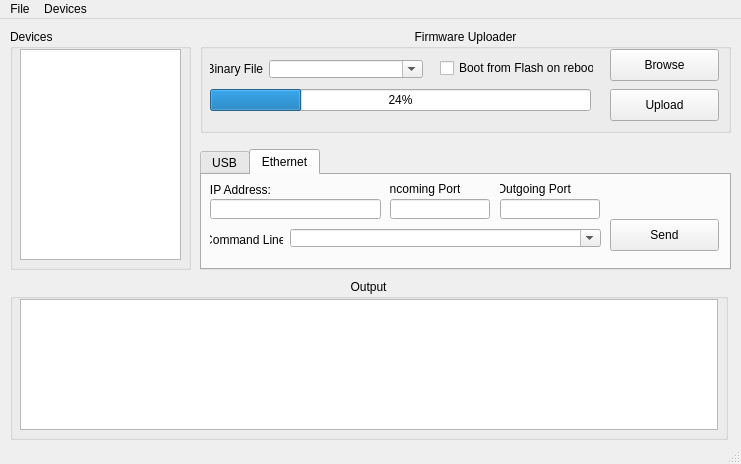
This is mchelper/branches/multiboard_support/mchelper.ui in makingthings/makecontroller as Qt 5 draws it before an edit. The edited form follows.
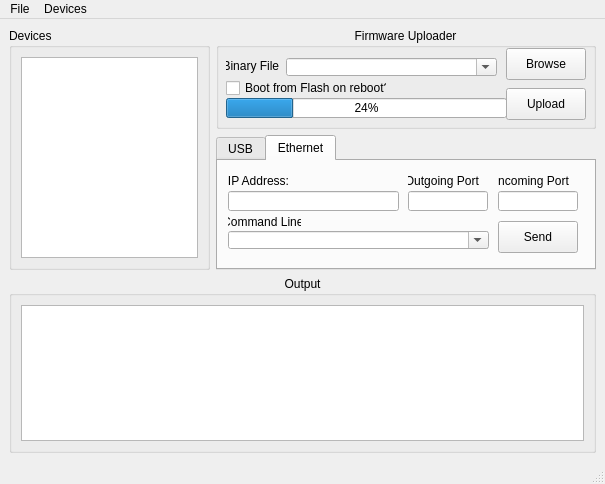
This is the edited form. The open tabs and pages were chosen to show the change.

Commit message: *) Added a functioning BoardListModel and QtListView to show a sample set of boards to a list *) reworked the UI to add a "Devices" list and set it up so that everything scales properly when the main window is resized

Diff of the .ui file:
```diff
--- a/mchelper/branches/multiboard_support/mchelper.ui
+++ b/mchelper/branches/multiboard_support/mchelper.ui
@@ -5,8 +5,8 @@
    <rect>
     <x>0</x>
     <y>0</y>
-    <width>741</width>
-    <height>464</height>
+    <width>605</width>
+    <height>484</height>
    </rect>
   </property>
   <property name="sizePolicy" >
@@ -21,29 +21,37 @@
    <string>Make Controller Helper</string>
   </property>
   <widget class="QWidget" name="centralwidget" >
+   <layout class="QVBoxLayout" >
+    <property name="margin" >
+     <number>9</number>
+    </property>
+    <property name="spacing" >
+     <number>6</number>
+    </property>
+    <item>
+     <layout class="QGridLayout" >
+      <property name="margin" >
+       <number>0</number>
+      </property>
+      <property name="spacing" >
+       <number>6</number>
+      </property>
+      <item row="1" column="1" >
    <widget class="QTabWidget" name="tabWidget" >
-    <property name="geometry" >
-     <rect>
-      <x>200</x>
-      <y>130</y>
-      <width>531</width>
-      <height>121</height>
-     </rect>
-    </property>
     <property name="minimumSize" >
      <size>
-      <width>0</width>
-      <height>121</height>
+          <width>380</width>
+          <height>135</height>
      </size>
     </property>
     <property name="maximumSize" >
      <size>
-      <width>16777215</width>
-      <height>121</height>
+          <width>380</width>
+          <height>135</height>
      </size>
     </property>
     <property name="currentIndex" >
-     <number>1</number>
+         <number>0</number>
     </property>
     <widget class="QWidget" name="usbTab" >
      <attribute name="title" >
@@ -52,40 +60,63 @@
      <attribute name="toolTip" >
       <string>Send OSC commands to the Make Controller Kit via USB</string>
      </attribute>
-     <widget class="QPushButton" name="sendButtonUsb" >
+         <widget class="QLabel" name="fileLabel_3" >
       <property name="geometry" >
        <rect>
-        <x>370</x>
-        <y>30</y>
-        <width>109</width>
-        <height>32</height>
+            <x>10</x>
+            <y>50</y>
+            <width>73</width>
+            <height>20</height>
        </rect>
       </property>
       <property name="minimumSize" >
        <size>
-        <width>109</width>
-        <height>32</height>
+            <width>0</width>
+            <height>0</height>
        </size>
       </property>
       <property name="maximumSize" >
        <size>
-        <width>109</width>
-        <height>32</height>
-       </size>
-      </property>
+            <width>16777215</width>
+            <height>16777215</height>
+           </size>
+          </property>
+          <property name="acceptDrops" >
+           <bool>false</bool>
+          </property>
       <property name="text" >
-       <string>Send</string>
+           <string>Command Line:</string>
+          </property>
+          <property name="alignment" >
+           <set>Qt::AlignCenter</set>
+          </property>
+          <property name="buddy" >
+           <cstring>commandLineUsb</cstring>
       </property>
      </widget>
      <widget class="QComboBox" name="commandLineUsb" >
       <property name="geometry" >
        <rect>
-        <x>110</x>
-        <y>40</y>
-        <width>241</width>
+            <x>10</x>
+            <y>70</y>
+            <width>261</width>
         <height>18</height>
        </rect>
       </property>
+          <property name="sizePolicy" >
+           <sizepolicy>
+            <hsizetype>7</hsizetype>
+            <vsizetype>0</vsizetype>
+            <horstretch>0</horstretch>
+            <verstretch>0</verstretch>
+           </sizepolicy>
+          </property>
+          <property name="maximumSize" >
+           <size>
+            <width>300</width>
+            <height>16777215</height>
+           </size>
+          </property>
       <property name="editable" >
        <bool>true</bool>
       </property>
@@ -99,38 +130,29 @@
        <enum>Qt::CaseSensitive</enum>
       </property>
      </widget>
-     <widget class="QLabel" name="fileLabel_3" >
+         <widget class="QPushButton" name="sendButtonUsb" >
       <property name="geometry" >
        <rect>
-        <x>10</x>
-        <y>40</y>
-        <width>98</width>
-        <height>17</height>
+            <x>280</x>
+            <y>60</y>
+            <width>80</width>
+            <height>32</height>
        </rect>
       </property>
       <property name="minimumSize" >
        <size>
-        <width>98</width>
-        <height>17</height>
+            <width>80</width>
+            <height>32</height>
        </size>
       </property>
       <property name="maximumSize" >
        <size>
-        <width>98</width>
-        <height>17</height>
-       </size>
-      </property>
-      <property name="acceptDrops" >
-       <bool>false</bool>
-      </property>
+            <width>80</width>
+            <height>32</height>
+           </size>
+          </property>
       <property name="text" >
-       <string>Command Line:</string>
-      </property>
-      <property name="alignment" >
-       <set>Qt::AlignCenter</set>
-      </property>
-      <property name="buddy" >
-       <cstring>commandLineUsb</cstring>
+           <string>Send</string>
       </property>
      </widget>
     </widget>
@@ -138,36 +160,12 @@
      <attribute name="title" >
       <string>Ethernet</string>
      </attribute>
-     <attribute name="toolTip" >
-      <string>Send OSC messages to the Make Controller Kit via Ethernet</string>
-     </attribute>
-    </widget>
-   </widget>
-   <widget class="QLineEdit" name="textRemotePort" >
+         <widget class="QLabel" name="fileLabel_5" >
     <property name="geometry" >
      <rect>
-      <x>500</x>
-      <y>180</y>
-      <width>100</width>
-      <height>20</height>
-     </rect>
-    </property>
-    <property name="minimumSize" >
-     <size>
-      <width>100</width>
-      <height>0</height>
-     </size>
-    </property>
-    <property name="toolTip" >
-     <string>Send messages to the board on this port.</string>
-    </property>
-   </widget>
-   <widget class="QLabel" name="fileLabel_4" >
-    <property name="geometry" >
-     <rect>
-      <x>390</x>
-      <y>160</y>
-      <width>70</width>
+            <x>10</x>
+            <y>10</y>
+            <width>61</width>
       <height>20</height>
      </rect>
     </property>
@@ -175,39 +173,20 @@
      <bool>false</bool>
     </property>
     <property name="text" >
-     <string>Incoming Port:</string>
+           <string>IP Address:</string>
     </property>
     <property name="alignment" >
      <set>Qt::AlignCenter</set>
     </property>
     <property name="buddy" >
-     <cstring>textLocalPort</cstring>
-    </property>
-   </widget>
-   <widget class="QComboBox" name="commandLine" >
-    <property name="geometry" >
-     <rect>
-      <x>290</x>
-      <y>210</y>
-      <width>311</width>
-      <height>18</height>
-     </rect>
-    </property>
-    <property name="editable" >
-     <bool>true</bool>
-    </property>
-    <property name="insertPolicy" >
-     <enum>QComboBox::InsertAtTop</enum>
-    </property>
-    <property name="minimumContentsLength" >
-     <number>1</number>
+           <cstring>textIPAddress</cstring>
     </property>
    </widget>
    <widget class="QLabel" name="fileLabel_6" >
     <property name="geometry" >
      <rect>
-      <x>500</x>
-      <y>160</y>
+            <x>190</x>
+            <y>10</y>
       <width>71</width>
       <height>20</height>
      </rect>
@@ -225,11 +204,33 @@
      <cstring>textRemotePort</cstring>
     </property>
    </widget>
+         <widget class="QLabel" name="fileLabel_4" >
+          <property name="geometry" >
+           <rect>
+            <x>280</x>
+            <y>10</y>
+            <width>71</width>
+            <height>20</height>
+           </rect>
+          </property>
+          <property name="acceptDrops" >
+           <bool>false</bool>
+          </property>
+          <property name="text" >
+           <string>Incoming Port:</string>
+          </property>
+          <property name="alignment" >
+           <set>Qt::AlignCenter</set>
+          </property>
+          <property name="buddy" >
+           <cstring>textLocalPort</cstring>
+          </property>
+         </widget>
    <widget class="QLineEdit" name="textIPAddress" >
     <property name="geometry" >
      <rect>
-      <x>210</x>
-      <y>180</y>
+            <x>10</x>
+            <y>30</y>
       <width>171</width>
       <height>20</height>
      </rect>
@@ -244,11 +245,49 @@
      <string comment="IP address of the board to talk to" >The IP address of the board to talk to.</string>
     </property>
    </widget>
+         <widget class="QLineEdit" name="textRemotePort" >
+          <property name="geometry" >
+           <rect>
+            <x>190</x>
+            <y>30</y>
+            <width>80</width>
+            <height>20</height>
+           </rect>
+          </property>
+          <property name="minimumSize" >
+           <size>
+            <width>80</width>
+            <height>0</height>
+           </size>
+          </property>
+          <property name="toolTip" >
+           <string>Send messages to the board on this port.</string>
+          </property>
+         </widget>
+         <widget class="QLineEdit" name="textLocalPort" >
+          <property name="geometry" >
+           <rect>
+            <x>280</x>
+            <y>30</y>
+            <width>80</width>
+            <height>20</height>
+           </rect>
+          </property>
+          <property name="minimumSize" >
+           <size>
+            <width>80</width>
+            <height>0</height>
+           </size>
+          </property>
+          <property name="toolTip" >
+           <string>Listen on this port for messages from the board.</string>
+          </property>
+         </widget>
    <widget class="QLabel" name="fileLabel_2" >
     <property name="geometry" >
      <rect>
-      <x>210</x>
-      <y>210</y>
+            <x>10</x>
+            <y>50</y>
       <width>73</width>
       <height>21</height>
      </rect>
@@ -269,21 +308,21 @@
    <widget class="QPushButton" name="sendButton" >
     <property name="geometry" >
      <rect>
-      <x>610</x>
-      <y>200</y>
-      <width>109</width>
+            <x>280</x>
+            <y>60</y>
+            <width>80</width>
       <height>32</height>
      </rect>
     </property>
     <property name="minimumSize" >
      <size>
-      <width>109</width>
+            <width>80</width>
       <height>32</height>
      </size>
     </property>
     <property name="maximumSize" >
      <size>
-      <width>109</width>
+            <width>80</width>
       <height>32</height>
      </size>
     </property>
@@ -300,66 +339,81 @@
      <string>Send</string>
     </property>
    </widget>
-   <widget class="QLineEdit" name="textLocalPort" >
+         <widget class="QComboBox" name="commandLine" >
     <property name="geometry" >
      <rect>
-      <x>390</x>
-      <y>180</y>
-      <width>100</width>
-      <height>20</height>
-     </rect>
+            <x>10</x>
+            <y>70</y>
+            <width>261</width>
+            <height>18</height>
+           </rect>
+          </property>
+          <property name="editable" >
+           <bool>true</bool>
+          </property>
+          <property name="insertPolicy" >
+           <enum>QComboBox::InsertAtTop</enum>
+          </property>
+          <property name="minimumContentsLength" >
+           <number>1</number>
+          </property>
+         </widget>
+        </widget>
+       </widget>
+      </item>
+      <item rowspan="2" row="0" column="0" >
+       <widget class="QGroupBox" name="groupBoxDevices" >
+        <property name="sizePolicy" >
+         <sizepolicy>
+          <hsizetype>7</hsizetype>
+          <vsizetype>7</vsizetype>
+          <horstretch>0</horstretch>
+          <verstretch>0</verstretch>
+         </sizepolicy>
     </property>
     <property name="minimumSize" >
      <size>
-      <width>100</width>
+          <width>160</width>
       <height>0</height>
      </size>
     </property>
-    <property name="toolTip" >
-     <string>Listen on this port for messages from the board.</string>
-    </property>
-   </widget>
-   <widget class="QLabel" name="fileLabel_5" >
-    <property name="geometry" >
-     <rect>
-      <x>210</x>
-      <y>160</y>
-      <width>61</width>
-      <height>21</height>
-     </rect>
-    </property>
-    <property name="acceptDrops" >
-     <bool>false</bool>
-    </property>
-    <property name="text" >
-     <string>IP Address:</string>
-    </property>
-    <property name="alignment" >
-     <set>Qt::AlignCenter</set>
-    </property>
-    <property name="buddy" >
-     <cstring>textIPAddress</cstring>
-    </property>
-   </widget>
+        <property name="title" >
+         <string>Devices</string>
+        </property>
+        <layout class="QGridLayout" >
+         <property name="margin" >
+          <number>9</number>
+         </property>
+         <property name="spacing" >
+          <number>6</number>
+         </property>
+         <item row="0" column="0" >
+          <widget class="QListView" name="listViewDevices" >
+           <property name="sizePolicy" >
+            <sizepolicy>
+             <hsizetype>7</hsizetype>
+             <vsizetype>7</vsizetype>
+             <horstretch>0</horstretch>
+             <verstretch>0</verstretch>
+            </sizepolicy>
+           </property>
+          </widget>
+         </item>
+        </layout>
+       </widget>
+      </item>
+      <item row="0" column="1" >
    <widget class="QGroupBox" name="uploaderGroupBox" >
-    <property name="geometry" >
-     <rect>
-      <x>200</x>
-      <y>10</y>
-      <width>531</width>
-      <height>104</height>
-     </rect>
-    </property>
     <property name="minimumSize" >
      <size>
-      <width>0</width>
+          <width>380</width>
       <height>101</height>
      </size>
     </property>
     <property name="maximumSize" >
      <size>
-      <width>16777215</width>
-      <height>111</height>
+          <width>380</width>
+          <height>101</height>
      </size>
     </property>
     <property name="title" >
@@ -368,32 +422,13 @@
     <property name="alignment" >
      <set>Qt::AlignHCenter|Qt::AlignTop</set>
     </property>
-    <widget class="QComboBox" name="fileSelectText" >
-     <property name="geometry" >
-      <rect>
-       <x>69</x>
-       <y>31</y>
-       <width>154</width>
-       <height>18</height>
-      </rect>
-     </property>
-     <property name="editable" >
-      <bool>true</bool>
-     </property>
-     <property name="insertPolicy" >
-      <enum>QComboBox::InsertAtTop</enum>
-     </property>
-     <property name="minimumContentsLength" >
-      <number>1</number>
-     </property>
-    </widget>
     <widget class="QLabel" name="fileLabel" >
      <property name="geometry" >
       <rect>
        <x>10</x>
-       <y>24</y>
+           <y>30</y>
        <width>53</width>
-       <height>32</height>
+           <height>16</height>
       </rect>
      </property>
      <property name="acceptDrops" >
@@ -412,12 +447,15 @@
     <widget class="QCheckBox" name="bitFlipSwitch" >
      <property name="geometry" >
       <rect>
-       <x>240</x>
-       <y>30</y>
-       <width>154</width>
-       <height>18</height>
-      </rect>
-     </property>
+           <x>10</x>
+           <y>50</y>
+           <width>161</width>
+           <height>20</height>
+          </rect>
+         </property>
+         <property name="layoutDirection" >
+          <enum>Qt::LeftToRight</enum>
+         </property>
      <property name="text" >
       <string>Boot from Flash on reboot?</string>
      </property>
@@ -426,9 +464,9 @@
      <property name="geometry" >
       <rect>
        <x>10</x>
-       <y>60</y>
-       <width>381</width>
-       <height>22</height>
+           <y>70</y>
+           <width>281</width>
+           <height>20</height>
       </rect>
      </property>
      <property name="value" >
@@ -438,52 +476,43 @@
       <enum>Qt::Horizontal</enum>
      </property>
     </widget>
-    <widget class="QPushButton" name="fileSelectButton" >
+        <widget class="QComboBox" name="fileSelectText" >
      <property name="geometry" >
       <rect>
-       <x>410</x>
-       <y>20</y>
-       <width>109</width>
-       <height>32</height>
-      </rect>
-     </property>
-     <property name="minimumSize" >
-      <size>
-       <width>109</width>
-       <height>32</height>
-      </size>
-     </property>
-     <property name="maximumSize" >
-      <size>
-       <width>109</width>
-       <height>32</height>
-      </size>
-     </property>
-     <property name="focusPolicy" >
-      <enum>Qt::NoFocus</enum>
-     </property>
-     <property name="text" >
-      <string>Browse</string>
+           <x>70</x>
+           <y>30</y>
+           <width>211</width>
+           <height>18</height>
+          </rect>
+         </property>
+         <property name="editable" >
+          <bool>true</bool>
+         </property>
+         <property name="insertPolicy" >
+          <enum>QComboBox::InsertAtTop</enum>
+         </property>
+         <property name="minimumContentsLength" >
+          <number>1</number>
      </property>
     </widget>
     <widget class="QPushButton" name="uploadButton" >
      <property name="geometry" >
       <rect>
-       <x>410</x>
+           <x>290</x>
        <y>60</y>
-       <width>109</width>
+           <width>80</width>
        <height>32</height>
       </rect>
      </property>
      <property name="minimumSize" >
       <size>
-       <width>109</width>
+           <width>80</width>
        <height>32</height>
       </size>
      </property>
      <property name="maximumSize" >
       <size>
-       <width>109</width>
+           <width>80</width>
        <height>32</height>
       </size>
      </property>
@@ -494,38 +523,47 @@
       <string>Upload</string>
      </property>
     </widget>
-   </widget>
-   <widget class="QGroupBox" name="devicesGroupBox" >
+        <widget class="QPushButton" name="fileSelectButton" >
     <property name="geometry" >
      <rect>
-      <x>10</x>
-      <y>10</y>
-      <width>181</width>
-      <height>241</height>
-     </rect>
-    </property>
-    <property name="title" >
-     <string>Devices</string>
-    </property>
-    <widget class="QListView" name="listView" >
-     <property name="geometry" >
-      <rect>
-       <x>10</x>
+           <x>290</x>
        <y>20</y>
-       <width>161</width>
-       <height>211</height>
-      </rect>
-     </property>
-    </widget>
-   </widget>
+           <width>80</width>
+           <height>32</height>
+          </rect>
+         </property>
+         <property name="minimumSize" >
+          <size>
+           <width>80</width>
+           <height>32</height>
+          </size>
+         </property>
+         <property name="maximumSize" >
+          <size>
+           <width>80</width>
+           <height>32</height>
+          </size>
+         </property>
+         <property name="focusPolicy" >
+          <enum>Qt::NoFocus</enum>
+         </property>
+         <property name="text" >
+          <string>Browse</string>
+         </property>
+        </widget>
+       </widget>
+      </item>
+     </layout>
+    </item>
+    <item>
    <widget class="QGroupBox" name="groupBox" >
-    <property name="geometry" >
-     <rect>
-      <x>10</x>
-      <y>260</y>
-      <width>718</width>
-      <height>161</height>
-     </rect>
+      <property name="sizePolicy" >
+       <sizepolicy>
+        <hsizetype>7</hsizetype>
+        <vsizetype>7</vsizetype>
+        <horstretch>0</horstretch>
+        <verstretch>0</verstretch>
+       </sizepolicy>
     </property>
     <property name="title" >
      <string>Output</string>
@@ -533,15 +571,15 @@
     <property name="alignment" >
      <set>Qt::AlignHCenter</set>
     </property>
+      <layout class="QGridLayout" >
+       <property name="margin" >
+        <number>9</number>
+       </property>
+       <property name="spacing" >
+        <number>6</number>
+       </property>
+       <item row="0" column="0" >
     <widget class="QTextEdit" name="mainConsole" >
-     <property name="geometry" >
-      <rect>
-       <x>10</x>
-       <y>20</y>
-       <width>698</width>
-       <height>131</height>
-      </rect>
-     </property>
      <property name="lineWrapMode" >
       <enum>QTextEdit::WidgetWidth</enum>
      </property>
@@ -549,14 +587,18 @@
       <bool>true</bool>
      </property>
     </widget>
-   </widget>
+       </item>
+      </layout>
+     </widget>
+    </item>
+   </layout>
   </widget>
   <widget class="QMenuBar" name="menubar" >
    <property name="geometry" >
     <rect>
      <x>0</x>
      <y>0</y>
-     <width>741</width>
+     <width>605</width>
      <height>21</height>
     </rect>
    </property>
```
Lines whose indentation alone changed are shown as unchanged. The commit also changes 6 other files.
